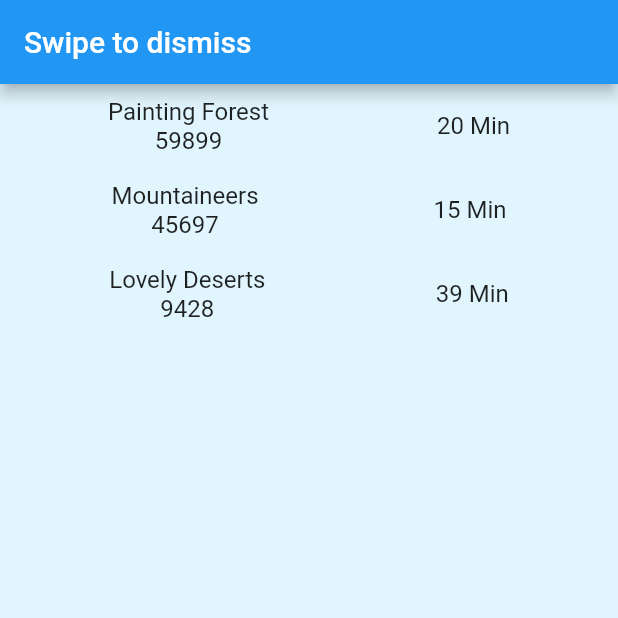
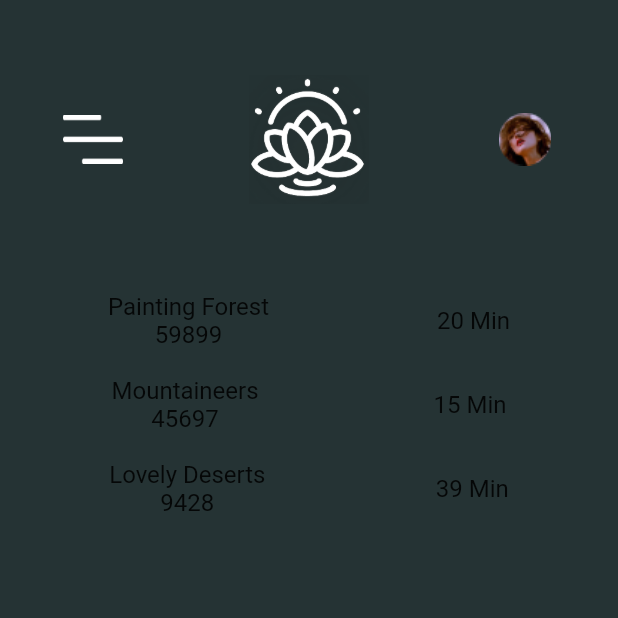
Before and after one commit to victorbern/prova_flutter, a Flutter app: the Swipe screen opened directly, on a phone screen of 412 x 824 dp, the top half of it. Run offline on Flutter 3.47's test engine with Material 2 defaults, Android fonts, the phone set to English and light mode, and no system bars; our stand-ins replace camera.

```diff
--- a/flutter_application_1/lib/main.dart
+++ b/flutter_application_1/lib/main.dart
@@ -36,9 +36,9 @@ class MyApp extends StatelessWidget {
         '/sounds': (context) => SoundsPage(),
         '/meditation': (context) => const MeditationPage(),
       },
-      initialRoute: '/meditation',
+      initialRoute: '/sounds',
       debugShowCheckedModeBanner: false,
-      home: const MeditationPage(),
+      // home: const MeditationPage(),
     );
   }
 }
--- a/flutter_application_1/lib/pages/sounds.dart
+++ b/flutter_application_1/lib/pages/sounds.dart
@@ -1,5 +1,6 @@
 import 'package:flutter/material.dart';
 import 'package:flutter_application_1/pages/models/sound.dart';
+import 'package:flutter_application_1/pages/widgets/header.dart';
 import 'package:provider/provider.dart';
 
 class SoundsPage extends StatelessWidget {
@@ -16,11 +17,14 @@ class Swipe extends StatelessWidget {
   Widget build(BuildContext context) {
     final soundsService = Provider.of<Sound>(context);
     return new Scaffold(
-      backgroundColor: Colors.lightBlue[50],
-      appBar: new AppBar(
-        title: new Text("Swipe to dismiss"),
-      ),
-      body: new ListView.builder(
+      backgroundColor: Color.fromARGB(255, 37, 51, 52),
+      body: Column(
+        children: [
+          Header(),
+          new ListView.builder(
+            padding: EdgeInsets.only(top: 50),
+            scrollDirection: Axis.vertical,
+            shrinkWrap: true,
             itemCount: soundsService.tamanho,
             itemBuilder: (context, int index) {
               return new Dismissible(
@@ -31,7 +35,7 @@ class Swipe extends StatelessWidget {
                   //     content: new Text("Item dismissed successfully")));
                 },
                 background: new Container(
-              color: Colors.red,
+                  color: Color.fromARGB(255, 37, 51, 52),
                 ),
                 child: Container(
                   child: new ListTile(
@@ -73,6 +77,8 @@ class Swipe extends StatelessWidget {
               );
             },
           ),
+        ],
+      ),
     );
   }
 }
--- /dev/null
+++ b/flutter_application_1/lib/pages/widgets/header.dart
@@ -0,0 +1,43 @@
+import 'package:flutter/material.dart';
+import 'package:flutter/src/widgets/container.dart';
+import 'package:flutter/src/widgets/framework.dart';
+
+class Header extends StatelessWidget {
+  // const MyWidget({super.key});
+
+  @override
+  Widget build(BuildContext context) {
+    return Container(
+      padding: const EdgeInsets.only(top: 50),
+      child: Row(
+        mainAxisAlignment: MainAxisAlignment.spaceAround,
+        children: [
+          Column(
+            children: [
+              Image(
+                width: 40,
+                image: AssetImage("assets/images/menu.png"),
+              ),
+            ],
+          ),
+          Column(
+            children: [
+              Image(
+                width: 80,
+                image: AssetImage("assets/images/logo.png"),
+              ),
+            ],
+          ),
+          Column(
+            children: [
+              Image(
+                width: 40,
+                image: AssetImage("assets/images/profile.png"),
+              ),
+            ],
+          ),
+        ],
+      ),
+    );
+  }
+}
```
Lines whose indentation alone changed are shown as unchanged.
